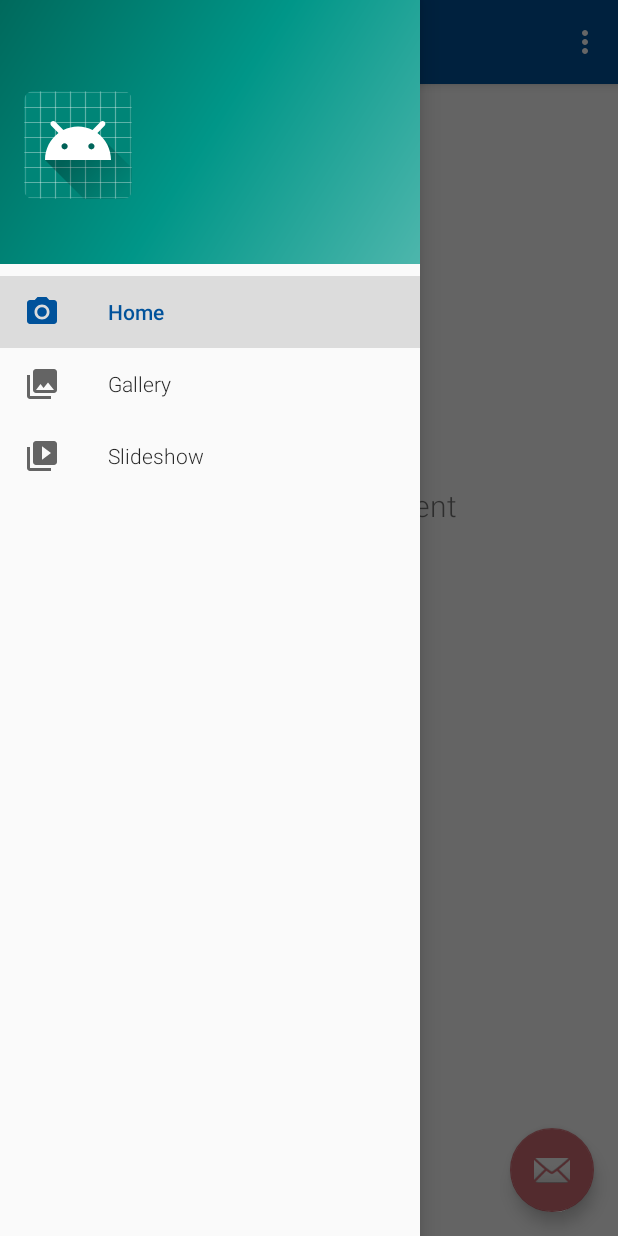
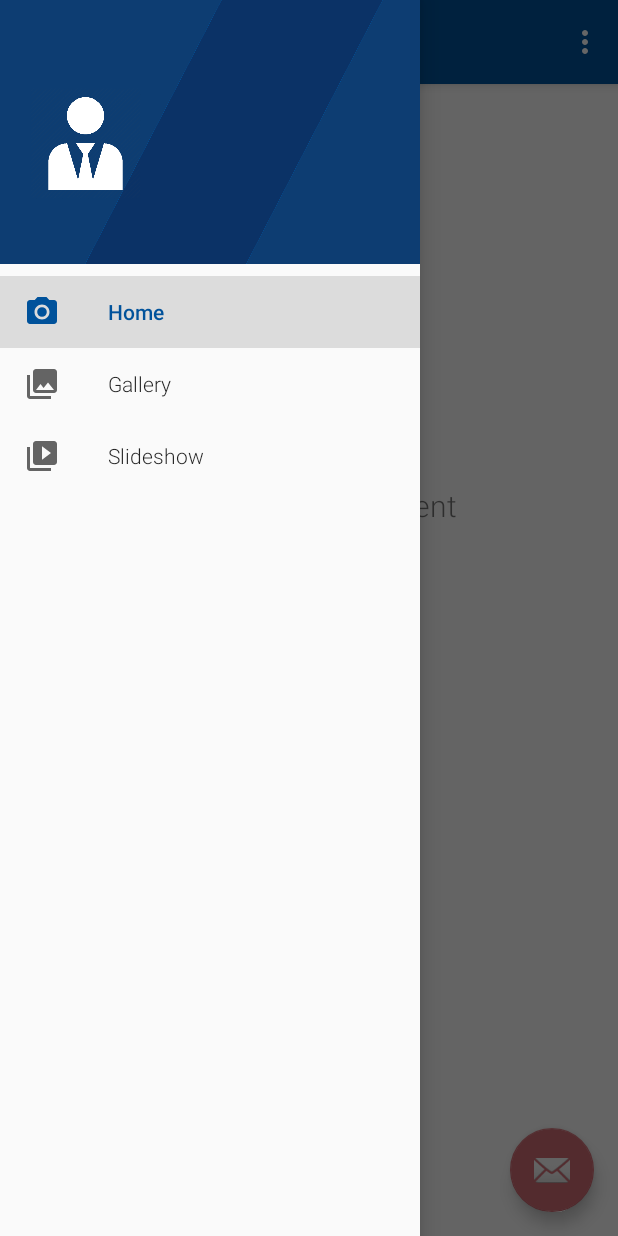
Before and after one commit to s-hliao/FBLA-Mobile-App-2019, an Android app: the SignedInActivity screen opened directly, with no data from a screen before it, with the side drawer open, on a phone screen of 412 x 824 dp. Run offline under Robolectric (Android 15) with nearby library versions, the phone set to English and light mode, and no system bars; our stand-ins replace Firebase (no records; nobody signed in at launch, a user with empty details on screens opened directly), navigation-ui; libraries missing offline, so code that uses them is left out: com.firebase.ui.

Commit message:
Display user icon

```diff
--- a/app/src/main/res/layout/auth_ui_activity.xml
+++ b/app/src/main/res/layout/auth_ui_activity.xml
@@ -51,7 +51,7 @@
         app:layout_constraintVertical_bias=".9"/>
 
     <ImageView
-        android:id="@+id/nave_icon"
+        android:id="@+id/nav_icon"
         android:layout_width="0dp"
         android:layout_height="0dp"
         android:layout_marginStart="32dp"
--- a/app/src/main/res/layout/nav_header_signed_in.xml
+++ b/app/src/main/res/layout/nav_header_signed_in.xml
@@ -3,7 +3,7 @@
     xmlns:app="http://schemas.android.com/apk/res-auto"
     android:layout_width="match_parent"
     android:layout_height="@dimen/nav_header_height"
-    android:background="@drawable/side_nav_bar"
+    android:background="@drawable/nav_background"
     android:gravity="bottom"
     android:orientation="vertical"
     android:paddingLeft="@dimen/activity_horizontal_margin"
@@ -13,12 +13,12 @@
     android:theme="@style/ThemeOverlay.AppCompat.Dark">
 
     <ImageView
-        android:id="@+id/nave_icon"
-        android:layout_width="wrap_content"
-        android:layout_height="wrap_content"
+        android:id="@+id/nav_icon"
+        android:layout_width="82dp"
+        android:layout_height="82dp"
         android:contentDescription="@string/nav_header_desc"
         android:paddingTop="@dimen/nav_header_vertical_spacing"
-        app:srcCompat="@mipmap/ic_launcher_round" />
+        app:srcCompat="@drawable/ic_user" />
 
     <TextView
         android:id="@+id/nav_username"
```
Also changed, not shown: app/src/main/res/drawable/ic_user.png (added), app/src/main/res/drawable/nav_background.png (added).
